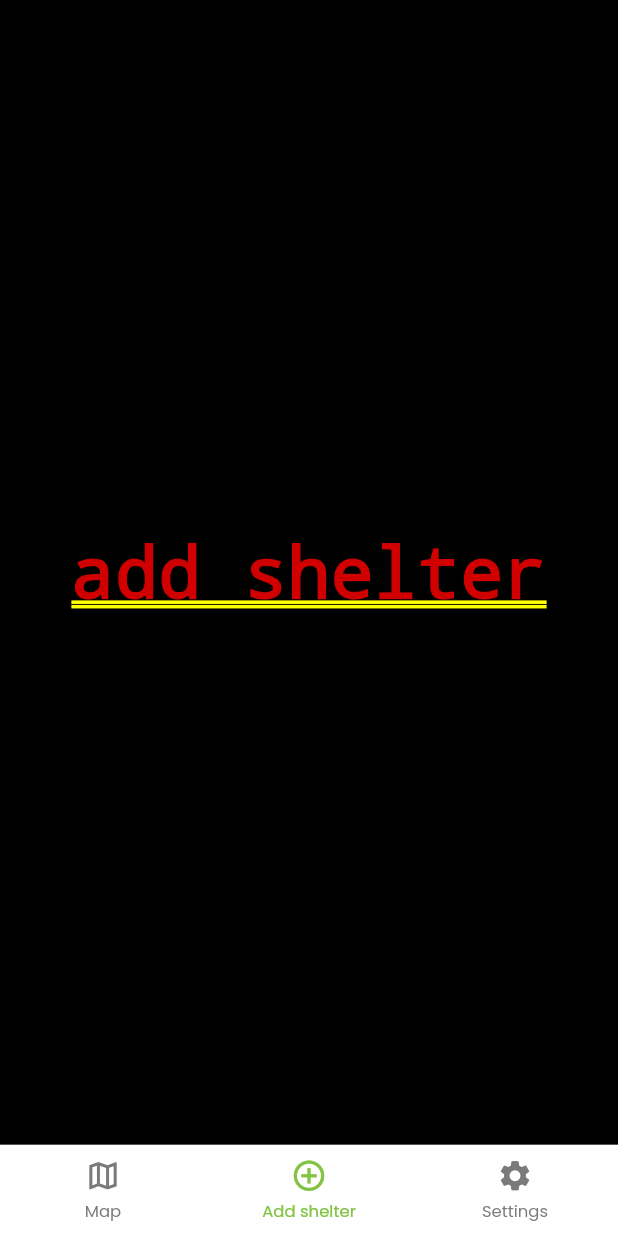
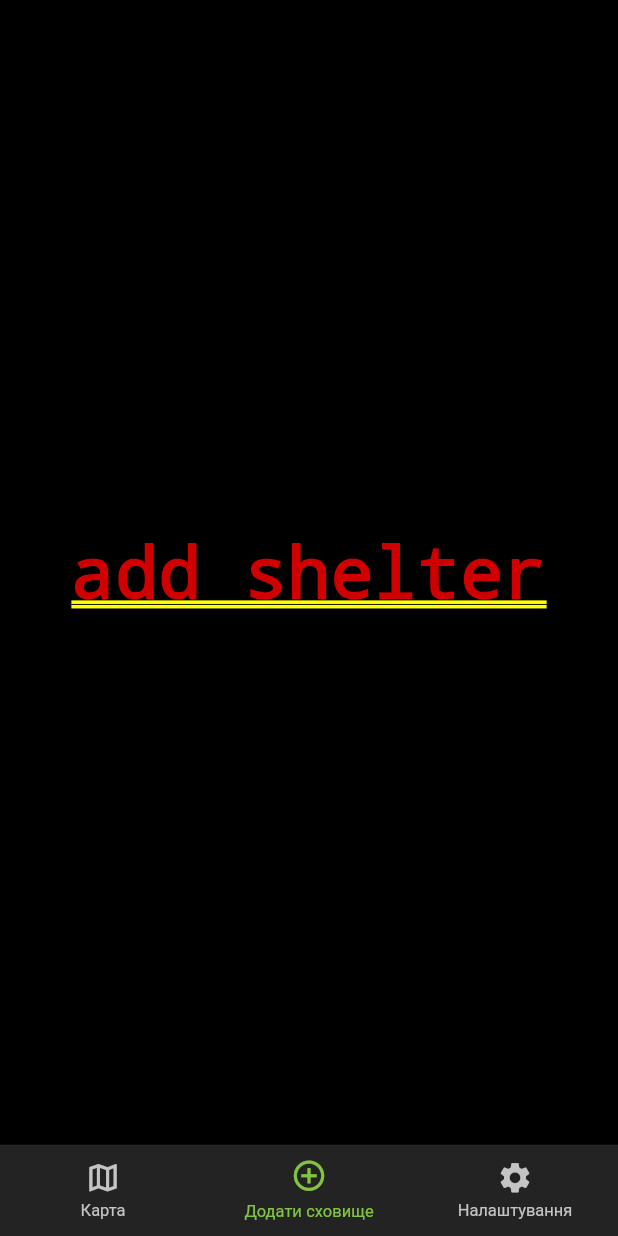
Before and after one commit to perpetio/shelter, a Flutter app: the screen it shows after launch, item 2 of the bottom bar chosen, on a phone screen of 412 x 824 dp. Run offline on Flutter 3.47's test engine with Material 2 defaults, Android fonts, the phone set to English and light mode, and no system bars; drawn by our look-alikes of persistent_bottom_nav_bar; our stand-ins replace dio, easy_localization, equatable, flutter_bloc, flutter_map, flutter_screenutil and 5 more; missing offline and left inert: flutter_map_location_marker, flutter_map_marker_cluster.

Commit message:
implemented showing shelter card and route to shelter

```diff
--- a/assets/translations/en.json
+++ /dev/null
@@ -1,5 +0,0 @@
-{
-    "add_shelter": "Add shelter",
-    "map": "Map",
-    "settings": "Settings"
-}
--- a/assets/translations/uk.json
+++ b/assets/translations/uk.json
@@ -4,5 +4,6 @@
     "map": "Карта",
     "settings": "Налаштування",
     "shelter": "Укриття",
-    "square_meters": "м²"
+    "square_meters": "м²",
+    "stop_route": "Зупинити маршрут"
 }
--- a/lib/data/models/shelter_geom.dart
+++ b/lib/data/models/shelter_geom.dart
@@ -4,7 +4,7 @@ class ShelterGeom extends Equatable {
   final String? type;
   final List<double> coordinates;
 
-  ShelterGeom({
+  const ShelterGeom({
     this.type,
     required this.coordinates,
   });
--- a/lib/data/repositories/routes/ors_routes_repository.dart
+++ b/lib/data/repositories/routes/ors_routes_repository.dart
@@ -25,7 +25,7 @@ class ORSRoutesRepository implements RoutesRepository {
           'end': '${end.longitude},${end.latitude}',
         },
       );
-      log(response.data.toString());
+      log(response.toString());
       List points = response.data['features'][0]['geometry']['coordinates'];
       final List<LatLng> polyPoints = [];
       for (int i = 0; i < points.length; i++) {
--- a/lib/domain/cubits/map/map_state.dart
+++ b/lib/domain/cubits/map/map_state.dart
@@ -15,6 +15,8 @@ class MapLoaded extends MapState {
   final bool showLocation;
   final LatLng? moveToPoint;
   final ShelterModel? selectedShelter;
+  final List<LatLng>? routePoints;
+  final bool routeInProgress;
 
   MapLoaded({
     this.initialCenter,
@@ -22,6 +24,8 @@ class MapLoaded extends MapState {
     this.showLocation = false,
     this.moveToPoint,
     this.selectedShelter,
+    this.routePoints,
+    this.routeInProgress = false,
   });
 
   MapLoaded copyWith({
@@ -29,12 +33,16 @@ class MapLoaded extends MapState {
     bool? showLocation,
     LatLng? moveToPoint,
     ShelterModel? selectedShelter,
+    List<LatLng>? routePoints,
+    bool? routeInProgress,
   }) =>
       MapLoaded(
         shelters: shelters ?? this.shelters,
         showLocation: showLocation ?? this.showLocation,
         moveToPoint: moveToPoint,
         selectedShelter: selectedShelter,
+        routePoints: routePoints,
+        routeInProgress: routeInProgress ?? this.routeInProgress,
       );
 
   @override
@@ -44,5 +52,7 @@ class MapLoaded extends MapState {
         showLocation,
         moveToPoint,
         selectedShelter,
+        routePoints,
+        routeInProgress,
       ];
 }
--- a/lib/domain/cubits/theme_cubit.dart
+++ b/lib/domain/cubits/theme_cubit.dart
@@ -3,7 +3,7 @@ import 'package:flutter_bloc/flutter_bloc.dart';
 import 'package:shelter/presentation/styles/styles.dart';
 
 class ThemeCubit extends Cubit<ThemeData> {
-  ThemeCubit() : super(_lightTheme);
+  ThemeCubit() : super(_darkTheme);
 
   static final _lightTheme = ThemeData(
     colorScheme: const ColorScheme(
--- a/lib/main.dart
+++ b/lib/main.dart
@@ -10,7 +10,7 @@ void main() async {
   runApp(
     EasyLocalization(
       path: 'assets/translations',
-      supportedLocales: const [Locale('uk'), Locale('en')],
+      supportedLocales: const [Locale('uk')],
       fallbackLocale: const Locale('uk'),
       child: const App(),
     ),
--- a/lib/presentation/app.dart
+++ b/lib/presentation/app.dart
@@ -38,13 +38,18 @@ class App extends StatelessWidget {
         RepositoryProvider<SheltersRepository>(
           create: (_) => AssetShelterRepository(),
         ),
+        RepositoryProvider<RoutesRepository>(
+          create: (_) => ORSRoutesRepository(),
+        ),
       ];
 
   List<BlocProvider> _cubitProviders(BuildContext context) => [
         BlocProvider<ThemeCubit>(create: (_) => ThemeCubit()),
         BlocProvider<MapCubit>(
           create: (context) => MapCubit(
-            RepositoryProvider.of<SheltersRepository>(context),
+            sheltersRepository:
+                RepositoryProvider.of<SheltersRepository>(context),
+            routesRepository: RepositoryProvider.of<RoutesRepository>(context),
           ),
         ),
       ];
--- a/lib/presentation/utils/strings.dart
+++ b/lib/presentation/utils/strings.dart
@@ -6,6 +6,7 @@ class Strings {
   static final String shelter = 'shelter'.tr();
   static final String squareMeters = 'square_meters'.tr();
   static final String goToShelter = 'go_to_shelter'.tr();
+  static final String stopRoute = 'stop_route'.tr();
 
   // Add shelter screen
   static final String addShelter = 'add_shelter'.tr();
```
Also changed, not shown: lib/domain/cubits/map/map_cubit.dart (+64 -7 lines), lib/presentation/screens/map/local_widgets/shelter_card.dart (+14 -6 lines), lib/presentation/screens/map/map_screen.dart (+42 -25 lines), lib/presentation/widgets/sh_primary_button.dart (+4 -3 lines).
